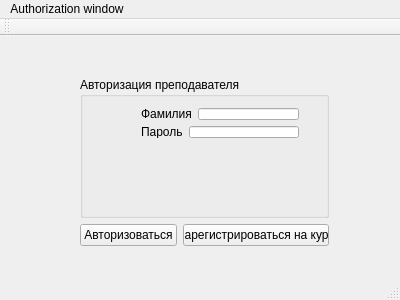
Drawishe/Furman_semester2, file 181-331_Furman/Lab1/mainwindow.ui: the form before one commit.
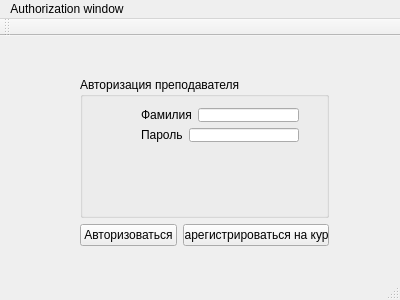
The form after the commit.

Diff of the .ui file:
```diff
--- a/181-331_Furman/Lab1/mainwindow.ui
+++ b/181-331_Furman/Lab1/mainwindow.ui
@@ -35,7 +35,7 @@
           <x>50</x>
           <y>20</y>
           <width>180</width>
-          <height>52</height>
+          <height>56</height>
          </rect>
         </property>
         <layout class="QVBoxLayout" name="verticalLayout">
```
Left out of the diff: 4 changed lines with no effect on the pictures.
